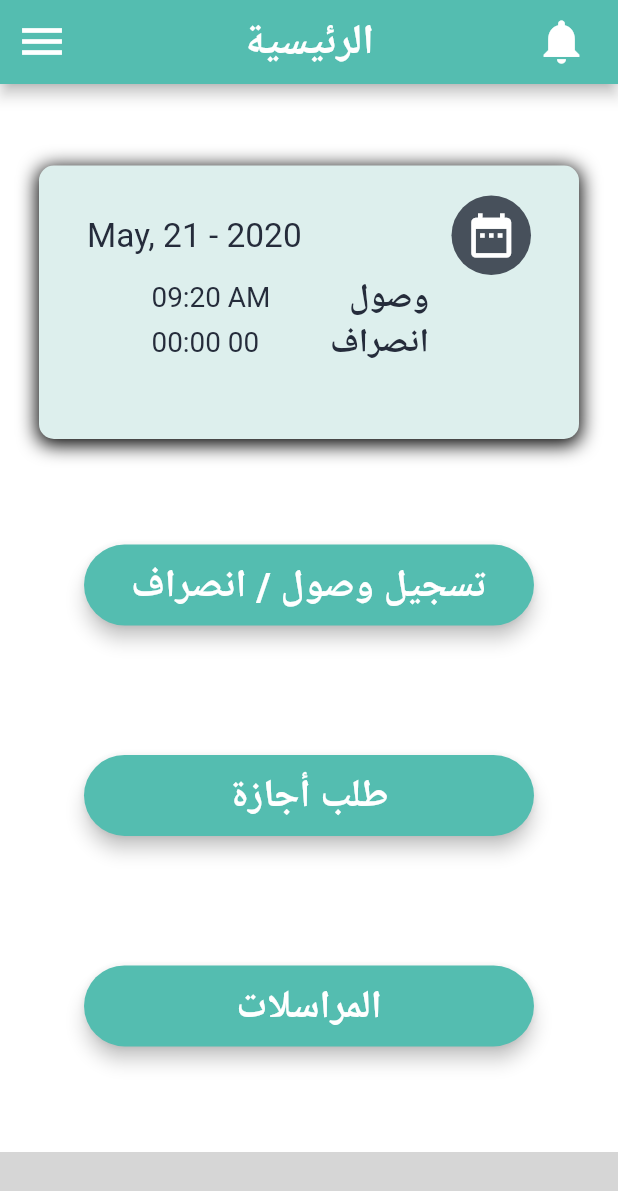
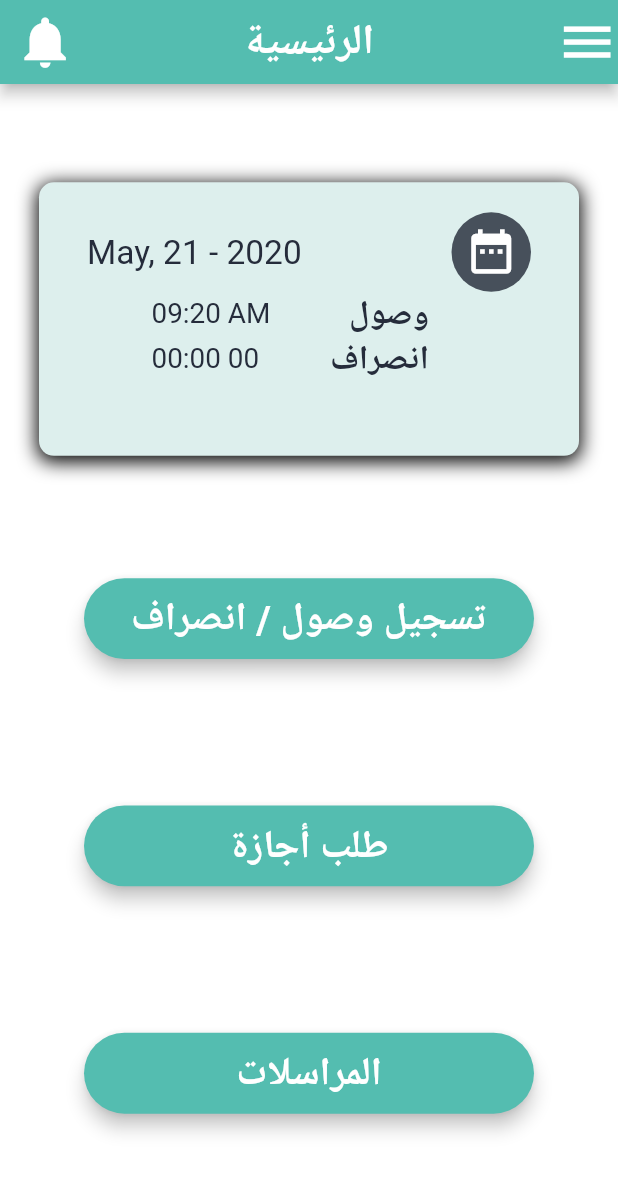
Before and after one commit to SaedHossam/HR-App, a Flutter app: the HomeScreen screen opened by its route, on a phone screen of 412 x 824 dp. Shown: the top 1191 px of the screen. Run offline on Flutter 3.47's test engine with Material 2 defaults, Android fonts, the phone set to English and light mode, and no system bars; our stand-ins replace modal_progress_hud; missing offline and left inert: ff_navigation_bar, location_permissions, trust_location; grey boxes are pictures that could not be loaded.

```diff
--- a/lib/Screens/HomeScreen.dart
+++ b/lib/Screens/HomeScreen.dart
@@ -1,7 +1,12 @@
+import 'package:ff_navigation_bar/ff_navigation_bar.dart';
 import 'package:flutter/material.dart';
-import 'package:ff_navigation_bar/ff_navigation_bar.dart';
 import 'package:hrapp/Components/roundedBtn.dart';
+import 'package:hrapp/Screens/checkInOut.dart';
+import 'package:hrapp/Screens/mainScreen.dart';
+import 'package:hrapp/Screens/vacationScreen.dart';
+import 'package:hrapp/services/size_config.dart';
 import '../constants.dart';
+import 'chatScreen.dart';
 
 class HomeScreen extends StatefulWidget {
   HomeScreen({Key key, this.title}) : super(key: key);
@@ -13,36 +18,34 @@ class HomeScreen extends StatefulWidget {
 }
 
 class _HomeScreenState extends State<HomeScreen> {
-  int selectedIndex = 2;
   String dateToday = "May, 21 - 2020";
   String arrivalTime = "09:20 AM";
   String leaveTime = "00:00 00";
 
+
   @override
   Widget build(BuildContext context) {
-//    double width = MediaQuery.of(context).size.width;
-//    double height = MediaQuery.of(context).size.height;
-//    print("$width $height");
+    SizeConfig().init(context);
     return Scaffold(
       appBar: AppBar(
-        leading: GestureDetector(
-          onTap: () {},
-          child: Icon(
-            Icons.menu,
-            color: Colors.white,
-            size: 35.34,
+        leading:Padding(
+          padding: EdgeInsets.only(left: SizeConfig.safeBlockHorizontal),
+          child: GestureDetector(
+            onTap: () {},
+            child: Icon(
+              Icons.notifications,
+              color: Colors.white,
+              size: SizeConfig.blockSizeHorizontal*10,
+            ),
           ),
         ),
         actions: <Widget>[
-          Padding(
-            padding: EdgeInsets.only(right: 20.0),
-            child: GestureDetector(
-              onTap: () {},
-              child: Icon(
-                Icons.notifications,
-                color: Colors.white,
-                size: 35.34,
-              ),
+          GestureDetector(
+            onTap: () {},
+            child: Icon(
+              Icons.menu,
+              color: Colors.white,
+              size: SizeConfig.blockSizeHorizontal*10,
             ),
           ),
         ],
@@ -73,12 +76,6 @@ class _HomeScreenState extends State<HomeScreen> {
               child: Column(
                 crossAxisAlignment: CrossAxisAlignment.start,
                 children: <Widget>[
-//                  Container(
-//                    width: 7.44,
-//                    height: 180,
-//                    color: Colors.black,
-//                    //color: Color.fromRGBO(71, 80, 98,1),
-//                  ),
                   Column(
                     mainAxisAlignment: MainAxisAlignment.spaceBetween,
                     children: <Widget>[
@@ -148,58 +145,30 @@ class _HomeScreenState extends State<HomeScreen> {
               ),
             ),
             RoundedButton(
-              onPressed: () {},
+              onPressed: () {
+//                Navigator.pushNamed(context, MainScreen.id,arguments: {
+//                  'index':4
+//                });
+
+                Navigator.pushNamed(context, CheckInOut.id);
+              },
               title: 'تسجيل وصول / انصراف',
             ),
             RoundedButton(
-              onPressed: () {},
+              onPressed: () {
+                Navigator.pushNamed(context, VacationScreen.id);
+              },
               title: 'طلب أجازة',
             ),
             RoundedButton(
-              onPressed: () {},
+              onPressed: () {
+                Navigator.pushNamed(context, ChatScreen.id);
+              },
               title: 'المراسلات',
             )
           ],
         ),
       ),
-      bottomNavigationBar: FFNavigationBar(
-        theme: FFNavigationBarTheme(
-          barBackgroundColor: Colors.white,
-          selectedItemBorderColor: Color.fromRGBO(84, 189, 176, 1),
-          selectedItemBackgroundColor: Color.fromRGBO(84, 189, 176, 1),
-          selectedItemIconColor: Colors.white,
-          selectedItemLabelColor: Colors.black,
-        ),
-        selectedIndex: selectedIndex,
-        onSelectTab: (index) {
-          setState(() {
-            selectedIndex = index;
-            print(selectedIndex);
-          });
-        },
-        items: [
-          FFNavigationBarItem(
-            iconData: Icons.chat,
-            label: '',
-          ),
-          FFNavigationBarItem(
-            iconData: Icons.person,
-            label: '',
-          ),
-          FFNavigationBarItem(
-            iconData: Icons.home,
-            label: '',
-          ),
-          FFNavigationBarItem(
-            iconData: Icons.add_location,
-            label: '',
-          ),
-          FFNavigationBarItem(
-            iconData: Icons.fingerprint,
-            label: '',
-          ),
-        ],
-      ),
     );
   }
 }
--- a/lib/Screens/checkInOut.dart
+++ b/lib/Screens/checkInOut.dart
@@ -18,7 +18,6 @@ class _CheckInOutState extends State<CheckInOut> {
   String _latitude;
   String _longitude;
   bool _isMockLocation;
-
   int selectedIndex = 4;
   //String getTodayInOut = 'http://13.90.214.197:8081/hrback/public/api/push_get_today?employee_id=1';
   String todayArrivalDate = "---";
--- a/lib/main.dart
+++ b/lib/main.dart
@@ -1,8 +1,10 @@
 import 'package:flutter/material.dart';
+
 import 'Screens/HomeScreen.dart';
 import 'Screens/LoginScreen.dart';
 import 'Screens/checkInOut.dart';
 import 'Screens/chatScreen.dart';
+import 'Screens/mainScreen.dart';
 import 'Screens/personalScreen.dart';
 import 'Screens/vacationScreen.dart';
 import 'Screens/vacationSent.dart';
@@ -32,7 +34,7 @@ class MyApp extends StatelessWidget {
           ),
         ),
       ),
-      home: VacationScreen(),
+      home: MainScreen(),
       routes: {
         LoginScreen.id: (context) => LoginScreen(),
         HomeScreen.id: (context) => HomeScreen(),
@@ -41,6 +43,7 @@ class MyApp extends StatelessWidget {
         PersonalScreen.id: (context) => PersonalScreen(),
         VacationScreen.id: (context) => VacationScreen(),
         VacationSentScreen.id: (context) => VacationSentScreen(),
+        MainScreen.id: (context) => MainScreen()
       },
     );
   }
--- a/pubspec.yaml
+++ b/pubspec.yaml
@@ -18,6 +18,8 @@ environment:
 
 dependencies:
   flutter:
+    sdk: flutter
+  flutter_localizations:
     sdk: flutter
 
   # The following adds the Cupertino Icons font to your application.
```
Also changed, not shown: lib/Screens/addLocationScreen.dart (added, +17 -0 lines), lib/Screens/chatScreen.dart (+6 -1 lines), lib/Screens/mainScreen.dart (added, +72 -0 lines), lib/Screens/personalScreen.dart (+5 -11 lines), pubspec.lock.
